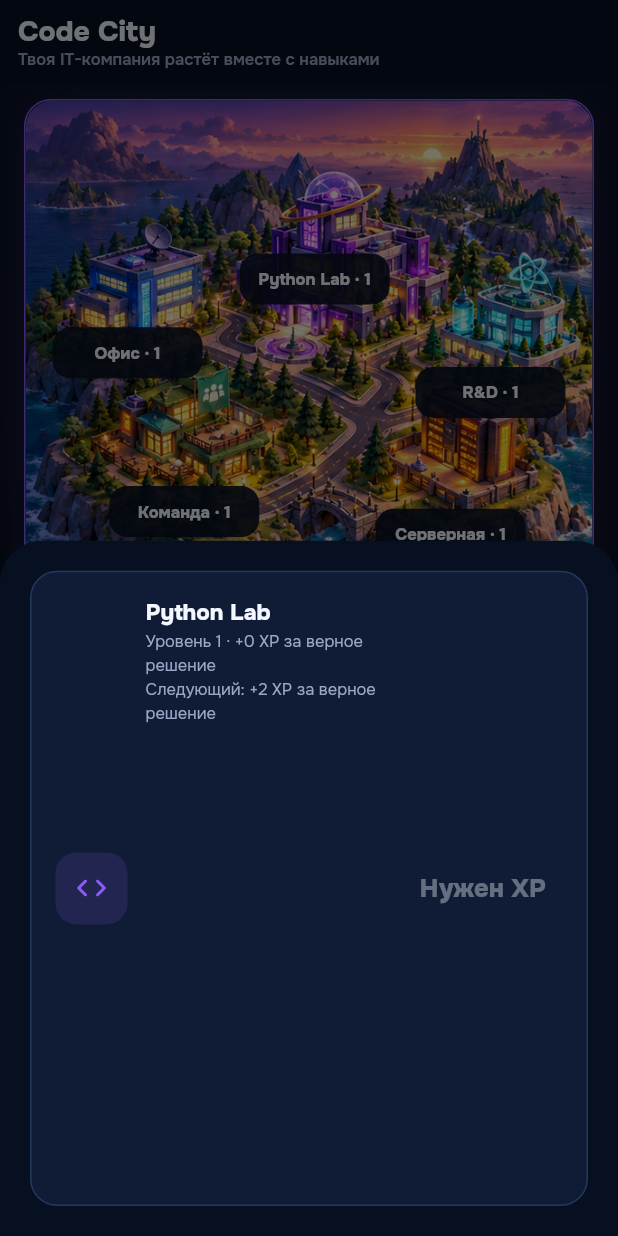
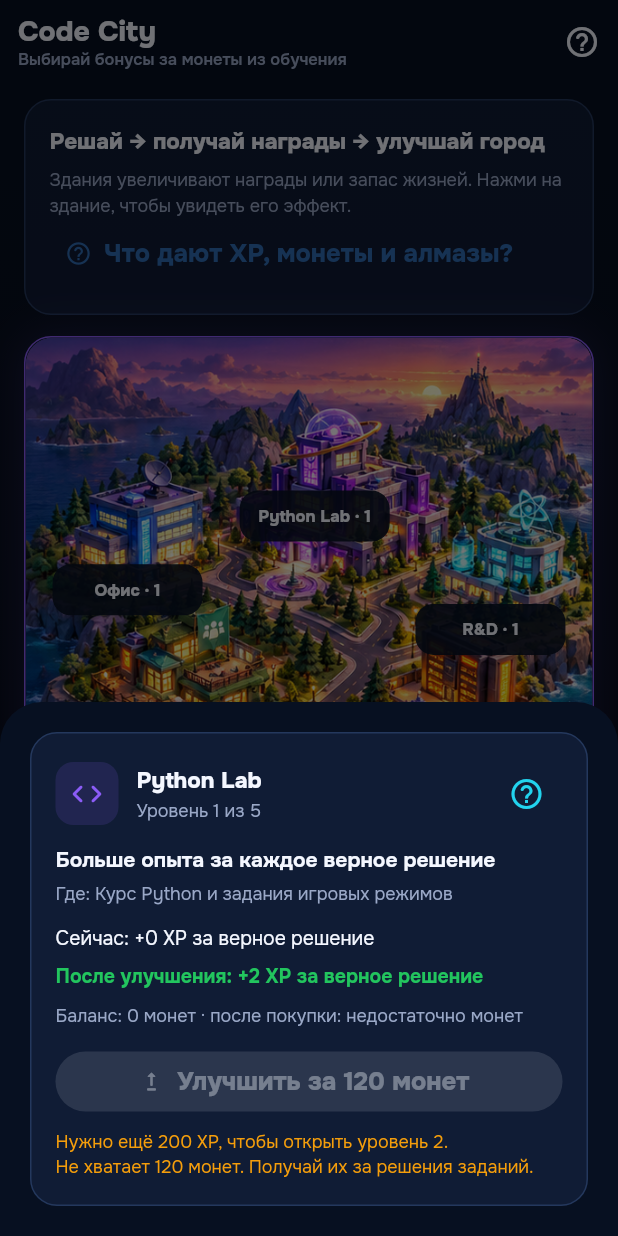
Before and after one commit to pazzia/Bytecraft-World-Career, a Flutter app: the CodeCityScreen screen opened by its route, after a tap on an icon or button, on a phone screen of 412 x 824 dp. Run offline on Flutter 3.47's test engine with Material 3 defaults, Android fonts, the phone set to English and light mode, and no system bars; our stand-ins replace dio, flutter_riverpod, go_router, shared_preferences, webview_flutter; accounts and stored records are empty.

Commit message:
World: explain building effects, upgrade costs, locks and resource purposes in context

```diff
--- /dev/null
+++ b/lib/features/world/presentation/world_help.dart
@@ -0,0 +1,83 @@
+import 'package:flutter/material.dart';
+
+import 'world_ui.dart';
+
+/// Shared explanations for the city cards, map sheets and resource counters.
+abstract final class WorldHelp {
+  static String purpose(String id) => switch (id) {
+    'office' => 'Больше монет на следующие улучшения',
+    'python' => 'Больше опыта за каждое верное решение',
+    'rnd' => 'Бонус опыта за решение с первой попытки',
+    'servers' => 'Больше попыток в бесконечном забеге',
+    'team' => 'Быстрее завершай командный проект',
+    _ => '',
+  };
+
+  static String scope(String id) => switch (id) {
+    'office' || 'python' || 'rnd' => 'Курс Python и задания игровых режимов',
+    'servers' => 'Только бесконечный забег',
+    'team' => 'Только командный проект',
+    _ => '',
+  };
+
+  static String explanation(String id) => switch (id) {
+    'office' => 'Каждый уровень выше первого добавляет 1 монету к награде за верное решение. Монеты можно потратить на любое здание. Сам по себе офис монеты не производит.',
+    'python' => 'Каждый уровень выше первого добавляет 2 XP к награде за верное решение. Этот опыт попадает и в общий прогресс, и в сезон. Например, на уровне 3 за этап экспедиции без ошибок начисляется 35 + 4 = 39 XP при R&D уровня 1.',
+    'rnd' => 'Каждый уровень выше первого добавляет 3 XP, если в этом задании ещё не было неверных ответов. При ошибке бонус R&D за это задание не начисляется. В курсе условие — пройти весь уровень без ошибок. Бонус складывается с Python Lab.',
+    'servers' => 'Каждое улучшение увеличивает максимум жизней на 1 и сразу добавляет 1 жизнь. Ошибка в бесконечном забеге отнимает жизнь. По одной жизни восстанавливается каждые 30 минут, даже при закрытой игре. Улучшение не ускоряет восстановление.',
+    'team' => 'Уровень здания равен вкладу за верное решение командного задания. Цель проекта — 160 вкладов. На уровне 2 с нуля нужно 80 верных решений, на уровне 3 — 54. Завершение проекта приносит дополнительно 150 XP и 100 монет.',
+    _ => '',
+  };
+
+  static const resources = [
+    ('Монеты — покупка улучшений',
+      'Получай монеты за верные решения, первое прохождение уровней курса и игровые награды. Трать их на здания. Цена на кнопке указана в монетах; опыт при покупке не расходуется.'),
+    ('XP — доступ к уровням зданий',
+      '200 общего XP открывают уровень 2, 400 — уровень 3, 600 — уровень 4, 800 — уровень 5. После открытия уровня улучшение нужно купить за монеты. Бонусы зданий действуют постоянно после покупки.'),
+    ('Сезонный XP — награды сезона',
+      'Заработанный опыт также пополняет сезон. За каждые 1000 сезонного XP можно забрать 60 монет; за каждый третий полученный уровень сезона — ещё 1 алмаз. Получение награды сезона не уменьшает общий XP.'),
+    ('Алмазы — восстановление жизней',
+      'За 1 алмаз можно сразу восстановить весь запас жизней бесконечного забега. Алмазы можно получить из сундука экспедиции и наград сезона.'),
+    ('Как связаны обучение и город',
+      'Решай задания → получай XP и монеты → открывай и покупай улучшения → получай больше наград за следующие решения. Первое прохождение уровня курса даёт игровую награду, повторное прохождение того же уровня — без новой игровой награды.'),
+  ];
+
+  static Future<void> show(BuildContext context, String title,
+      List<(String, String)> sections) => showModalBottomSheet<void>(
+    context: context,
+    isScrollControlled: true,
+    showDragHandle: true,
+    backgroundColor: WorldPalette.bg,
+    builder: (context) => SafeArea(
+      child: FractionallySizedBox(
+        heightFactor: .8,
+        child: Column(children: [
+          Padding(
+            padding: const EdgeInsets.fromLTRB(20, 0, 8, 8),
+            child: Row(children: [
+              Expanded(child: Text(title, style: const TextStyle(
+                color: WorldPalette.text, fontSize: 20, fontWeight: FontWeight.w800))),
+              IconButton(tooltip: 'Закрыть подсказку', onPressed: () => Navigator.pop(context),
+                icon: const Icon(Icons.close, color: WorldPalette.muted)),
+            ]),
+          ),
+          Expanded(child: ListView(
+            padding: const EdgeInsets.fromLTRB(20, 0, 20, 24),
+            children: [for (final section in sections) ...[
+              Text(section.$1, style: const TextStyle(color: WorldPalette.cyan,
+                fontSize: 15, fontWeight: FontWeight.w800)),
+              const SizedBox(height: 6),
+              Text(section.$2, style: const TextStyle(color: WorldPalette.text,
+                fontSize: 14, height: 1.5)),
+              const SizedBox(height: 20),
+            ]],
+          )),
+        ]),
+      ),
+    ),
+  );
+
+  static void showResources(BuildContext context) {
+    show(context, 'Награды и улучшения', resources);
+  }
+}
--- a/lib/features/world/presentation/world_hub_screen.dart
+++ b/lib/features/world/presentation/world_hub_screen.dart
@@ -7,6 +7,7 @@ import '../domain/world_state.dart';
 import 'world_controller.dart';
 import 'world_ui.dart';
 import 'world_hearts_panel.dart';
+import 'world_help.dart';
 
 class WorldHubScreen extends ConsumerWidget {
   const WorldHubScreen({super.key});
@@ -73,9 +74,14 @@ class WorldHubScreen extends ConsumerWidget {
                 ),
                 const SizedBox(height: 6),
                 const Text(
-                  'Цель: восстановить API → собрать калькулятор → победить Bug Lord. Только верные ответы открывают этапы. XP открывает улучшения города; монеты оплачивают их. Ошибки попадают в тренировки. Первое решение каждого уровня курса тоже приносит игровой XP и монеты; повторное — без игровой награды.',
+                  'Решай задания Python → получай XP и монеты → улучшай город. Начни с экспедиции: восстанови API, собери калькулятор и победи Bug Lord.',
                   style: TextStyle(color: WorldPalette.muted, fontSize: 13),
                 ),
+                Align(alignment: Alignment.centerLeft, child: TextButton.icon(
+                  onPressed: () => WorldHelp.showResources(context),
+                  icon: const Icon(Icons.help_outline_rounded, size: 18),
+                  label: const Text('Что дают награды и улучшения?'),
+                )),
                 const SizedBox(height: 14),
                 WorldButton(
                   label: world.expeditionStep < 5
--- a/lib/features/world/presentation/world_meta_screens.dart
+++ b/lib/features/world/presentation/world_meta_screens.dart
@@ -7,6 +7,7 @@ import '../domain/world_rules.dart';
 import 'world_challenge_screens.dart';
 import 'world_controller.dart';
 import 'world_ui.dart';
+import 'world_help.dart';
 
 class CodeCityScreen extends ConsumerWidget {
   const CodeCityScreen({super.key});
@@ -19,14 +20,39 @@ class CodeCityScreen extends ConsumerWidget {
     ('team', 'Команда', Icons.groups_rounded, WorldPalette.green),
   ];
 
+  Future<void> _upgrade(BuildContext context, WidgetRef ref, String id,
+      String title, int previousLevel) async {
+    await ref.read(worldControllerProvider.notifier).upgradeBuilding(id);
+    if (!context.mounted) return;
+    final level = ref.read(worldControllerProvider).value?.cityLevels[id];
+    if (level == null || level <= previousLevel) return;
+    ScaffoldMessenger.of(context).showSnackBar(SnackBar(
+      content: Text('$title: уровень $level. Теперь ${WorldRules.buildingEffect(id, level)}.'),
+    ));
+  }
+
   @override
   Widget build(BuildContext context, WidgetRef ref) => WorldPage(
     title: 'Code City',
-    subtitle: 'Твоя IT-компания растёт вместе с навыками',
+    subtitle: 'Выбирай бонусы за монеты из обучения',
+    actions: [IconButton(tooltip: 'Как работают награды и улучшения',
+      onPressed: () => WorldHelp.showResources(context),
+      icon: const Icon(Icons.help_outline_rounded))],
     child: _WorldData(
       builder: (world) => ListView(
         padding: const EdgeInsets.fromLTRB(16, 10, 16, 30),
         children: [
+          WorldPanel(child: Column(crossAxisAlignment: CrossAxisAlignment.start, children: [
+            const Text('Решай → получай награды → улучшай город',
+              style: TextStyle(color: WorldPalette.text, fontWeight: FontWeight.w800)),
+            const SizedBox(height: 6),
+            const Text('Здания увеличивают награды или запас жизней. Нажми на здание, чтобы увидеть его эффект.',
+              style: TextStyle(color: WorldPalette.muted, fontSize: 12)),
+            TextButton.icon(onPressed: () => WorldHelp.showResources(context),
+              icon: const Icon(Icons.help_outline_rounded, size: 18),
+              label: const Text('Что дают XP, монеты и алмазы?')),
+          ])),
+          const SizedBox(height: 14),
           AspectRatio(
             aspectRatio: 1,
             child: WorldPanel(
@@ -41,8 +67,9 @@ class CodeCityScreen extends ConsumerWidget {
                     showModalBottomSheet<void>(
                       context: context,
                       backgroundColor: WorldPalette.bg,
+                      isScrollControlled: true,
                       builder: (sheetContext) => SafeArea(
-                        child: Padding(
+                        child: SingleChildScrollView(
                           padding: const EdgeInsets.all(20),
                           child: _BuildingCard(
                             id: id,
@@ -52,11 +79,11 @@ class CodeCityScreen extends ConsumerWidget {
                             level: world.cityLevels[id] ?? 1,
                             coins: world.coins,
                             cap: world.buildingCap,
+                            worldXp: world.worldXp,
                             onUpgrade: () async {
                               Navigator.of(sheetContext).pop();
-                              await ref
-                                  .read(worldControllerProvider.notifier)
-                                  .upgradeBuilding(id);
+                              await _upgrade(context, ref, id, building.$2,
+                                  world.cityLevels[id] ?? 1);
                             },
                           ),
                         ),
@@ -85,7 +112,9 @@ class CodeCityScreen extends ConsumerWidget {
           const SizedBox(height: 20),
           const SectionTitle('Районы компании'),
           Text(
-            'Монеты тратятся на улучшения. Каждые 200 XP открывают следующий уровень зданий, максимум 5. Сейчас доступен уровень ${world.buildingCap}.',
+            world.buildingCap == 5
+                ? 'Все 5 уровней зданий доступны. Выбери нужный бонус и купи улучшение за монеты.'
+                : 'Доступны здания до уровня ${world.buildingCap}. До открытия уровня ${world.buildingCap + 1}: ещё ${world.buildingCap * 200 - world.worldXp} XP. Затем улучшение покупается за монеты.',
             style: const TextStyle(color: WorldPalette.muted),
           ),
           const SizedBox(height: 12),
@@ -98,10 +127,10 @@ class CodeCityScreen extends ConsumerWidget {
               level: world.cityLevels[building.$1] ?? 1,
               coins: world.coins,
               cap: world.buildingCap,
+              worldXp: world.worldXp,
               onUpgrade: () async {
-                await ref
-                    .read(worldControllerProvider.notifier)
-                    .upgradeBuilding(building.$1);
+                await _upgrade(context, ref, building.$1, building.$2,
+                    world.cityLevels[building.$1] ?? 1);
               },
             ),
             const SizedBox(height: 10),
@@ -139,16 +168,9 @@ class CodeCityScreen extends ConsumerWidget {
 }
 
 class _BuildingCard extends StatelessWidget {
-  const _BuildingCard({
-    required this.id,
-    required this.title,
-    required this.icon,
-    required this.color,
-    required this.level,
-    required this.coins,
-    required this.cap,
-    required this.onUpgrade,
-  });
+  const _BuildingCard({required this.id, required this.title, required this.icon,
+    required this.color, required this.level, required this.coins,
+    required this.cap, required this.worldXp, required this.onUpgrade});
 
   final String id;
   final String title;
@@ -157,58 +179,74 @@ class _BuildingCard extends StatelessWidget {
   final int level;
   final int coins;
   final int cap;
+  final int worldXp;
   final VoidCallback onUpgrade;
 
   @override
   Widget build(BuildContext context) {
     final cost = 80 + level * 40;
-    return WorldPanel(
-      child: Row(
-        children: [
-          Container(
-            width: 48,
-            height: 48,
-            decoration: BoxDecoration(
-              color: color.withValues(alpha: .14),
-              borderRadius: BorderRadius.circular(14),
-            ),
-            child: Icon(icon, color: color),
-          ),
+    final maximum = level >= 5;
+    final reasons = <String>[
+      if (!maximum && level >= cap)
+        'Нужно ещё ${level * 200 - worldXp} XP, чтобы открыть уровень ${level + 1}.',
+      if (!maximum && coins < cost)
+        'Не хватает ${cost - coins} монет. Получай их за решения заданий.',
+    ];
+    return WorldPanel(child: Column(
+      crossAxisAlignment: CrossAxisAlignment.stretch,
+      children: [
+        Row(children: [
+          Container(width: 42, height: 42,
+            decoration: BoxDecoration(color: color.withValues(alpha: .14),
+              borderRadius: BorderRadius.circular(12)),
+            child: Icon(icon, color: color)),
           const SizedBox(width: 12),
-          Expanded(
-            child: Column(
-              crossAxisAlignment: CrossAxisAlignment.start,
-              children: [
-                Text(
-                  title,
-                  style: const TextStyle(
-                    color: WorldPalette.text,
-                    fontWeight: FontWeight.w900,
-                  ),
-                ),
-                Text(
-                  'Уровень $level · ${WorldRules.buildingEffect(id, level)}\nСледующий: ${WorldRules.buildingEffect(id, level + 1)}',
-                  style: const TextStyle(
-                    color: WorldPalette.muted,
-                    fontSize: 11,
-                  ),
-                ),
-              ],
-            ),
-          ),
-          TextButton(
-            onPressed: coins >= cost && level < cap ? onUpgrade : null,
-            child: Text(
-              level >= 5
-                  ? 'Максимум'
-                  : level >= cap
-                  ? 'Нужен XP'
-                  : '⬆ $cost',
-            ),
-          ),
+          Expanded(child: Column(crossAxisAlignment: CrossAxisAlignment.start, children: [
+            Text(title, style: const TextStyle(color: WorldPalette.text,
+              fontWeight: FontWeight.w900)),
+            Text('Уровень $level из 5',
+              style: const TextStyle(color: WorldPalette.muted, fontSize: 12)),
+          ])),
+          IconButton(tooltip: 'Как работает $title',
+            icon: const Icon(Icons.help_outline_rounded, color: WorldPalette.cyan),
+            onPressed: () => WorldHelp.show(context, title, [
+              (WorldHelp.purpose(id), WorldHelp.explanation(id)),
+              ('Где действует', WorldHelp.scope(id)),
+              ('Твой эффект сейчас', WorldRules.buildingEffect(id, level)),
+              if (!maximum) ('После улучшения', WorldRules.buildingEffect(id, level + 1)),
+            ])),
+        ]),
+        const SizedBox(height: 10),
+        Text(WorldHelp.purpose(id), style: const TextStyle(color: WorldPalette.text,
+          fontSize: 14, fontWeight: FontWeight.w700)),
+        const SizedBox(height: 4),
+        Text('Где: ${WorldHelp.scope(id)}',
+          style: const TextStyle(color: WorldPalette.muted, fontSize: 12)),
+        const SizedBox(height: 12),
+        Text('Сейчас: ${WorldRules.buildingEffect(id, level)}',
+          style: const TextStyle(color: WorldPalette.text, fontSize: 13)),
+        if (!maximum) ...[
+          const SizedBox(height: 6),
+          Text('После улучшения: ${WorldRules.buildingEffect(id, level + 1)}',
+            style: const TextStyle(color: WorldPalette.green, fontSize: 13,
+              fontWeight: FontWeight.w700)),
+          const SizedBox(height: 8),
+          Text('Баланс: $coins монет · после покупки: ${coins >= cost ? coins - cost : "недостаточно монет"}',
+            style: const TextStyle(color: WorldPalette.muted, fontSize: 12)),
         ],
-      ),
-    );
+        const SizedBox(height: 12),
+        FilledButton.icon(
+          onPressed: !maximum && reasons.isEmpty ? onUpgrade : null,
+          icon: Icon(maximum ? Icons.check_rounded : Icons.upgrade_rounded),
+          label: Text(maximum ? 'Максимальный уровень' : 'Улучшить за $cost монет'),
+        ),
+        if (reasons.isNotEmpty) ...[
+          const SizedBox(height: 8),
+          Text(reasons.join('\n'), style: const TextStyle(color: WorldPalette.orange,
+            fontSize: 12, height: 1.4)),
+        ],
+      ],
+    ));
   }
 }
 
```
